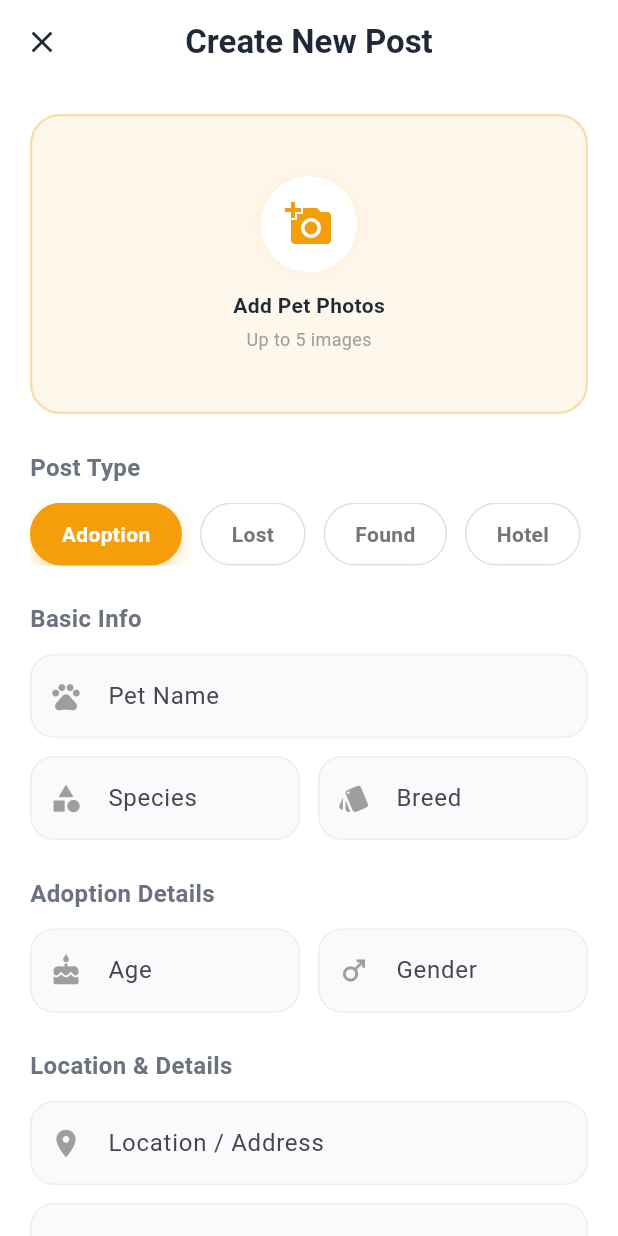
After one commit to 1nader1/palpetapp, a Flutter app: the AddPostScreen screen opened directly, on a phone screen of 412 x 824 dp. The commit adds this screen. Run offline on Flutter 3.47's test engine with Material 3 defaults, Android fonts, the phone set to English and light mode, and no system bars; network calls fail; Roboto replaces fonts that are missing (Segoe UI).

Commit message:
add post page

```diff
--- /dev/null
+++ b/lib/screens/add_post/add_post_screen.dart
@@ -0,0 +1,271 @@
+import 'package:flutter/material.dart';
+import '../../core/constants/app_colors.dart';
+
+class AddPostScreen extends StatefulWidget {
+  const AddPostScreen({super.key});
+
+  @override
+  State<AddPostScreen> createState() => _AddPostScreenState();
+}
+
+class _AddPostScreenState extends State<AddPostScreen> {
+  String _selectedType = 'Adoption';
+  final List<String> _postTypes = ['Adoption', 'Lost', 'Found', 'Hotel'];
+
+  final _nameController = TextEditingController();
+  final _descriptionController = TextEditingController();
+  final _locationController = TextEditingController();
+
+  @override
+  Widget build(BuildContext context) {
+    return Scaffold(
+      backgroundColor: Colors.white,
+      appBar: AppBar(
+        title: const Text(
+          "Create New Post",
+          style: TextStyle(color: AppColors.textDark, fontWeight: FontWeight.bold),
+        ),
+        backgroundColor: Colors.white,
+        elevation: 0,
+        centerTitle: true,
+        leading: IconButton(
+          icon: const Icon(Icons.close, color: AppColors.textDark),
+          onPressed: () => Navigator.pop(context),
+        ),
+      ),
+      body: SingleChildScrollView(
+        padding: const EdgeInsets.all(20),
+        child: Column(
+          crossAxisAlignment: CrossAxisAlignment.start,
+          children: [
+            _buildImagePicker(),
+
+            const SizedBox(height: 24),
+
+            const Text("Post Type", style: TextStyle(fontSize: 16, fontWeight: FontWeight.bold)),
+            const SizedBox(height: 12),
+            _buildTypeSelector(),
+
+            const SizedBox(height: 24),
+
+            const Text("Basic Info", style: TextStyle(fontSize: 16, fontWeight: FontWeight.bold)),
+            const SizedBox(height: 12),
+            _buildTextField(label: "Pet Name", controller: _nameController, icon: Icons.pets),
+            const SizedBox(height: 12),
+
+            Row(
+              children: [
+                Expanded(child: _buildTextField(label: "Species", icon: Icons.category)),
+                const SizedBox(width: 12),
+                Expanded(child: _buildTextField(label: "Breed", icon: Icons.style)),
+              ],
+            ),
+
+            const SizedBox(height: 24),
+
+            AnimatedSwitcher(
+              duration: const Duration(milliseconds: 300),
+              child: _buildDynamicFields(),
+            ),
+
+            const SizedBox(height: 24),
+
+            const Text("Location & Details", style: TextStyle(fontSize: 16, fontWeight: FontWeight.bold)),
+            const SizedBox(height: 12),
+            _buildTextField(label: "Location / Address", controller: _locationController, icon: Icons.location_on),
+            const SizedBox(height: 12),
+            _buildTextField(
+              label: "Description / Caption",
+              controller: _descriptionController,
+              icon: Icons.description,
+              maxLines: 4,
+            ),
+
+            const SizedBox(height: 30),
+
+            SizedBox(
+              width: double.infinity,
+              height: 54,
+              child: ElevatedButton(
+                onPressed: () {
+                },
+                style: ElevatedButton.styleFrom(
+                  backgroundColor: AppColors.primary,
+                  foregroundColor: Colors.white,
+                  shape: RoundedRectangleBorder(borderRadius: BorderRadius.circular(16)),
+                  elevation: 2,
+                ),
+                child: const Text("Post Now", style: TextStyle(fontSize: 18, fontWeight: FontWeight.bold)),
+              ),
+            ),
+          ],
+        ),
+      ),
+    );
+  }
+
+  Widget _buildImagePicker() {
+    return Container(
+      height: 200,
+      width: double.infinity,
+      decoration: BoxDecoration(
+        color: AppColors.primary.withOpacity(0.08),
+        borderRadius: BorderRadius.circular(20),
+        border: Border.all(color: AppColors.primary.withOpacity(0.3), width: 1.5, style: BorderStyle.solid),
+      ),
+      child: Column(
+        mainAxisAlignment: MainAxisAlignment.center,
+        children: [
+          Container(
+            padding: const EdgeInsets.all(16),
+            decoration: BoxDecoration(
+              color: Colors.white,
+              shape: BoxShape.circle,
+              boxShadow: [BoxShadow(color: AppColors.primary.withOpacity(0.1), blurRadius: 10)],
+            ),
+            child: const Icon(Icons.add_a_photo, size: 32, color: AppColors.primary),
+          ),
+          const SizedBox(height: 12),
+          const Text(
+            "Add Pet Photos",
+            style: TextStyle(fontWeight: FontWeight.bold, color: AppColors.textDark),
+          ),
+          const SizedBox(height: 4),
+          Text(
+            "Up to 5 images",
+            style: TextStyle(color: Colors.grey[500], fontSize: 12),
+          ),
+        ],
+      ),
+    );
+  }
+
+  Widget _buildTypeSelector() {
+    return SingleChildScrollView(
+      scrollDirection: Axis.horizontal,
+      child: Row(
+        children: _postTypes.map((type) {
+          final isSelected = _selectedType == type;
+          return GestureDetector(
+            onTap: () => setState(() => _selectedType = type),
+            child: AnimatedContainer(
+              duration: const Duration(milliseconds: 200),
+              margin: const EdgeInsets.only(right: 12),
+              padding: const EdgeInsets.symmetric(horizontal: 20, vertical: 10),
+              decoration: BoxDecoration(
+                color: isSelected ? AppColors.primary : Colors.white,
+                borderRadius: BorderRadius.circular(30),
+                border: Border.all(
+                  color: isSelected ? AppColors.primary : Colors.grey[300]!,
+                ),
+                boxShadow: isSelected
+                    ? [BoxShadow(color: AppColors.primary.withOpacity(0.3), blurRadius: 8, offset: const Offset(0, 4))]
+                    : [],
+              ),
+              child: Text(
+                type,
+                style: TextStyle(
+                  color: isSelected ? Colors.white : Colors.grey[600],
+                  fontWeight: FontWeight.bold,
+                ),
+              ),
+            ),
+          );
+        }).toList(),
+      ),
+    );
+  }
+
+  Widget _buildDynamicFields() {
+    switch (_selectedType) {
+      case 'Adoption':
+        return Column(
+          key: const ValueKey('Adoption'),
+          crossAxisAlignment: CrossAxisAlignment.start,
+          children: [
+            const Text("Adoption Details", style: TextStyle(fontSize: 16, fontWeight: FontWeight.bold)),
+            const SizedBox(height: 12),
+            Row(
+              children: [
+                Expanded(child: _buildTextField(label: "Age", icon: Icons.cake)),
+                const SizedBox(width: 12),
+                Expanded(child: _buildTextField(label: "Gender", icon: Icons.male)),
+              ],
+            ),
+          ],
+        );
+
+      case 'Lost':
+      case 'Found':
+        return Column(
+          key: const ValueKey('LostFound'),
+          crossAxisAlignment: CrossAxisAlignment.start,
+          children: [
+            const Text("Contact & Reward", style: TextStyle(fontSize: 16, fontWeight: FontWeight.bold)),
+            const SizedBox(height: 12),
+            _buildTextField(label: "Contact Phone Number", icon: Icons.phone, keyboardType: TextInputType.phone),
+            const SizedBox(height: 12),
+            _buildTextField(label: "Reward (Optional)", icon: Icons.monetization_on_outlined),
+            const SizedBox(height: 12),
+            _buildTextField(label: "Last Seen Date/Time", icon: Icons.access_time),
+          ],
+        );
+
+      case 'Hotel':
+        return Column(
+          key: const ValueKey('Hotel'),
+          crossAxisAlignment: CrossAxisAlignment.start,
+          children: [
+            const Text("Hotel Details", style: TextStyle(fontSize: 16, fontWeight: FontWeight.bold)),
+            const SizedBox(height: 12),
+            Row(
+              children: [
+                Expanded(child: _buildTextField(label: "Price / Night", icon: Icons.attach_money, keyboardType: TextInputType.number)),
+                const SizedBox(width: 12),
+                Expanded(child: _buildTextField(label: "Capacity", icon: Icons.home_work)),
+              ],
+            ),
+            const SizedBox(height: 12),
+            _buildTextField(label: "Amenities", icon: Icons.list),
+          ],
+        );
+
+      default:
+        return const SizedBox.shrink();
+    }
+  }
+
+  Widget _buildTextField({
+    required String label,
+    IconData? icon,
+    TextEditingController? controller,
+    int maxLines = 1,
+    TextInputType keyboardType = TextInputType.text,
+  }) {
+    return TextField(
+      controller: controller,
+      maxLines: maxLines,
+      keyboardType: keyboardType,
+      decoration: InputDecoration(
+        labelText: label,
+        alignLabelWithHint: true,
+        prefixIcon: icon != null ? Icon(icon, color: Colors.grey, size: 22) : null,
+        filled: true,
+        fillColor: const Color(0xFFF9FAFB),
+        border: OutlineInputBorder(
+          borderRadius: BorderRadius.circular(16),
+          borderSide: BorderSide.none,
+        ),
+        enabledBorder: OutlineInputBorder(
+          borderRadius: BorderRadius.circular(16),
+          borderSide: BorderSide(color: Colors.grey[200]!),
+        ),
+        focusedBorder: OutlineInputBorder(
+          borderRadius: BorderRadius.circular(16),
+          borderSide: const BorderSide(color: AppColors.primary),
+        ),
+        contentPadding: const EdgeInsets.symmetric(horizontal: 16, vertical: 16),
+      ),
+    );
+  }
+}
--- a/lib/screens/main_shell.dart
+++ b/lib/screens/main_shell.dart
@@ -6,6 +6,7 @@ import 'lost_found/lost_found_screen.dart';
 import 'hotel/pet_hotels_screen.dart';
 import 'clinics/clinics_screen.dart';
 import 'profile/profile_screen.dart';
+import 'add_post/add_post_screen.dart';
 
 class MainShell extends StatefulWidget {
   const MainShell({super.key});
@@ -19,7 +20,7 @@ class _MainShellState extends State<MainShell> {
 
   final List<Widget> _screens = [
     const HomeScreen(),
-    const Center(child: Text("Add Post")),
+    const AddPostScreen(),
     const ProfileScreen(),
     const AdoptionScreen(),
     const LostFoundScreen(),
@@ -54,7 +55,6 @@ class _MainShellState extends State<MainShell> {
           const SizedBox(width: 8),
         ],
       ),
-
       endDrawer: Drawer(
         child: ListView(
           padding: EdgeInsets.zero,
@@ -70,7 +70,6 @@ class _MainShellState extends State<MainShell> {
                         fontWeight: FontWeight.bold)),
               ),
             ),
-
             ListTile(
               leading: const Icon(Icons.home),
               title: const Text('Home'),
@@ -79,7 +78,6 @@ class _MainShellState extends State<MainShell> {
                 _onItemTapped(0);
               },
             ),
-
             ListTile(
               leading: const Icon(Icons.pets),
               title: const Text('Adoption'),
@@ -88,7 +86,6 @@ class _MainShellState extends State<MainShell> {
                 setState(() => _selectedIndex = 3);
               },
             ),
-
             ListTile(
               leading: const Icon(Icons.search),
               title: const Text('Lost & Found'),
@@ -97,7 +94,6 @@ class _MainShellState extends State<MainShell> {
                 setState(() => _selectedIndex = 4);
               },
             ),
-
             ListTile(
               leading: const Icon(Icons.apartment),
               title: const Text('Pet Hotels'),
@@ -108,7 +104,6 @@ class _MainShellState extends State<MainShell> {
                 });
               },
             ),
-
             ListTile(
               leading: const Icon(Icons.medical_services),
               title: const Text('Vet Clinics'),
@@ -122,9 +117,7 @@ class _MainShellState extends State<MainShell> {
           ],
         ),
       ),
-
       body: _screens[_selectedIndex],
-
       bottomNavigationBar: Container(
         decoration: const BoxDecoration(
           color: AppColors.navBarBackground,
@@ -146,7 +139,6 @@ class _MainShellState extends State<MainShell> {
               label: '',
             ),
           ],
-
           currentIndex: _selectedIndex > 2 ? 0 : _selectedIndex,
           selectedItemColor: _selectedIndex > 2
               ? AppColors.textDark.withOpacity(0.6)
```
